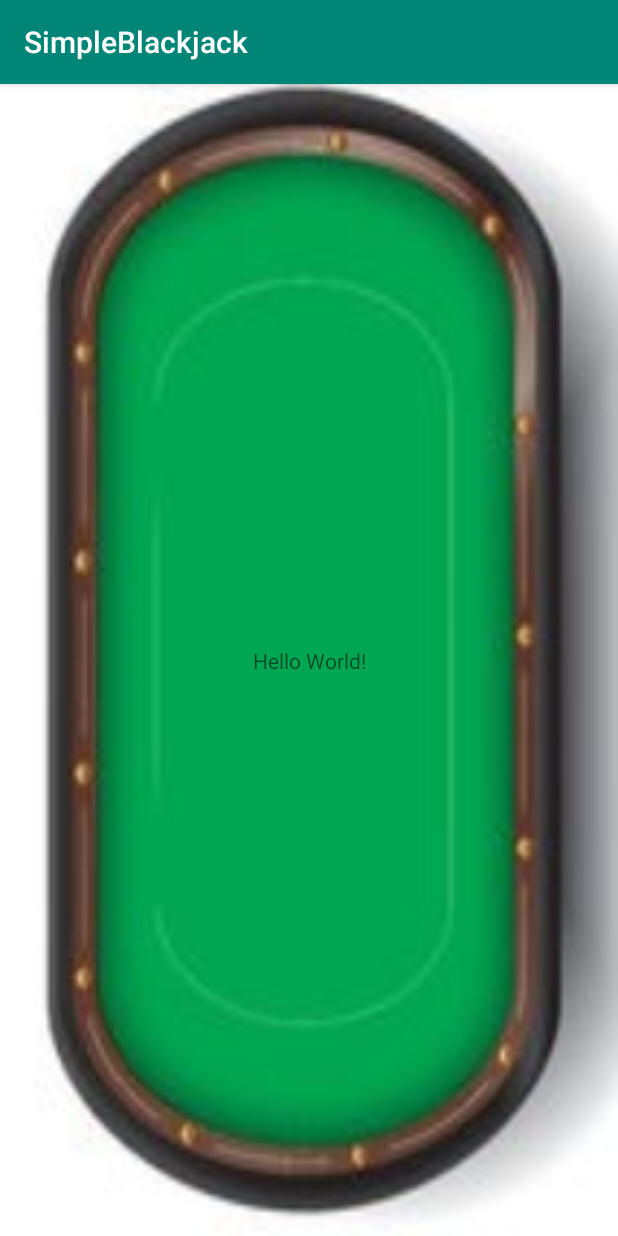
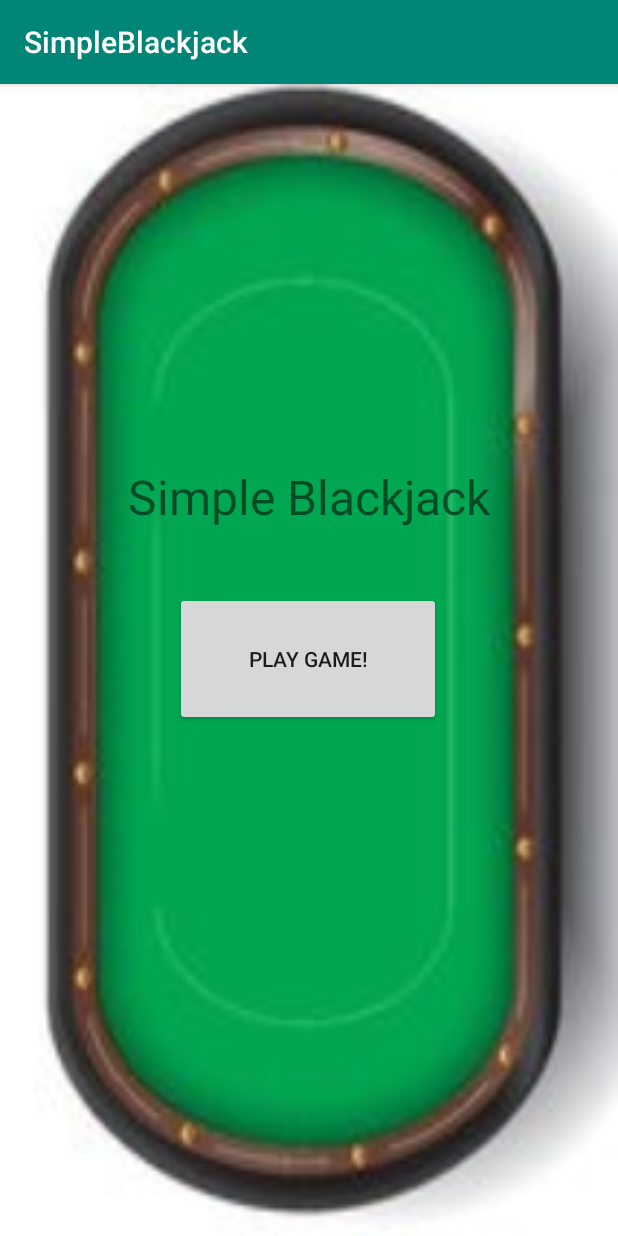
Before and after one commit to jdbennett94/SimpleBlackJack, an Android app: the screen it shows after launch (MainActivity), on a phone screen of 412 x 824 dp. Run offline under Robolectric (Android 15) with nearby library versions, the phone set to English and light mode, and no system bars.

Commit message:
Monday/old initial parameter deployment

```diff
--- a/app/src/main/java/com/example/simpleblackjack/MainActivity.java
+++ b/app/src/main/java/com/example/simpleblackjack/MainActivity.java
@@ -1,14 +1,47 @@
 package com.example.simpleblackjack;
+
+import android.os.Bundle;
+import android.view.View;
+import android.widget.Button;
 
 import androidx.appcompat.app.AppCompatActivity;
 
-import android.os.Bundle;
+public class MainActivity extends AppCompatActivity {
 
-public class MainActivity extends AppCompatActivity {
+    Button button = null;
 
     @Override
     protected void onCreate(Bundle savedInstanceState) {
         super.onCreate(savedInstanceState);
         setContentView(R.layout.activity_main);
+
+
+        //Start Game Button
+        button = (Button)findViewById(R.id.button1);
+        button.setOnClickListener( new View.OnClickListener() {
+
+            public void onClick(View v) {
+
+                //Deck initialized and shuffled
+
+                //Dealer given two cards
+
+                //Player given two cards
+
+                //Check for 21 on both (method)
+
+                //Option for player to hit/stay
+
+                //Check over 21
+
+                //Option to hit stay
+
+                //Dealer draw
+
+
+            }
+        });
+
+
     }
 }
--- a/app/src/main/res/layout/activity_main.xml
+++ b/app/src/main/res/layout/activity_main.xml
@@ -4,16 +4,40 @@
     xmlns:tools="http://schemas.android.com/tools"
     android:layout_width="match_parent"
     android:layout_height="match_parent"
-    tools:context=".MainActivity"
-    android:background="@drawable/pokertable">
+    android:background="@drawable/pokertable"
+    tools:context=".MainActivity">
+
+    <Button
+        android:id="@+id/button1"
+        android:layout_width="177dp"
+        android:layout_height="89dp"
+        android:layout_marginStart="116dp"
+        android:layout_marginLeft="116dp"
+        android:layout_marginTop="320dp"
+        android:layout_marginEnd="118dp"
+        android:layout_marginRight="118dp"
+        android:layout_marginBottom="322dp"
+        android:text="@string/play_game"
+        app:layout_constraintBottom_toBottomOf="parent"
+        app:layout_constraintEnd_toEndOf="parent"
+        app:layout_constraintStart_toStartOf="parent"
+        app:layout_constraintTop_toTopOf="parent" />
 
     <TextView
+        android:id="@+id/textView1"
         android:layout_width="wrap_content"
         android:layout_height="wrap_content"
-        android:text="Hello World!"
+        android:layout_marginStart="55dp"
+        android:layout_marginLeft="55dp"
+        android:layout_marginTop="235dp"
+        android:layout_marginEnd="55dp"
+        android:layout_marginRight="55dp"
+        android:layout_marginBottom="453dp"
+        android:text="@string/simple_blackjack_1v1"
+        android:textSize="32sp"
         app:layout_constraintBottom_toBottomOf="parent"
-        app:layout_constraintLeft_toLeftOf="parent"
-        app:layout_constraintRight_toRightOf="parent"
+        app:layout_constraintEnd_toEndOf="parent"
+        app:layout_constraintStart_toStartOf="parent"
         app:layout_constraintTop_toTopOf="parent" />
 
 </androidx.constraintlayout.widget.ConstraintLayout>
--- a/app/src/main/res/values/strings.xml
+++ b/app/src/main/res/values/strings.xml
@@ -1,3 +1,5 @@
 <resources>
     <string name="app_name">SimpleBlackjack</string>
+    <string name="play_game">Play Game!</string>
+    <string name="simple_blackjack_1v1">Simple Blackjack</string>
 </resources>
```
